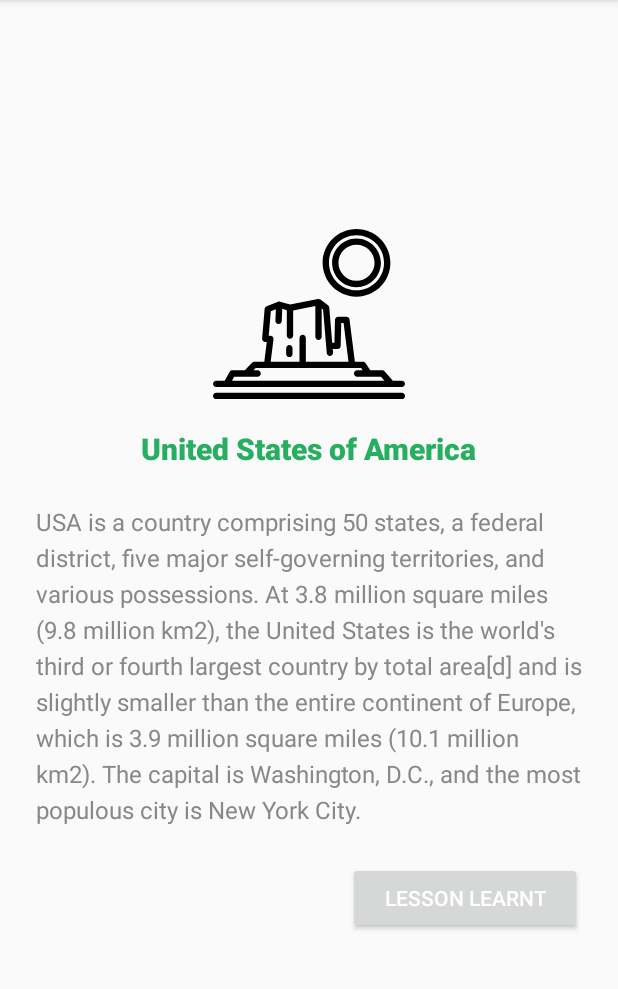
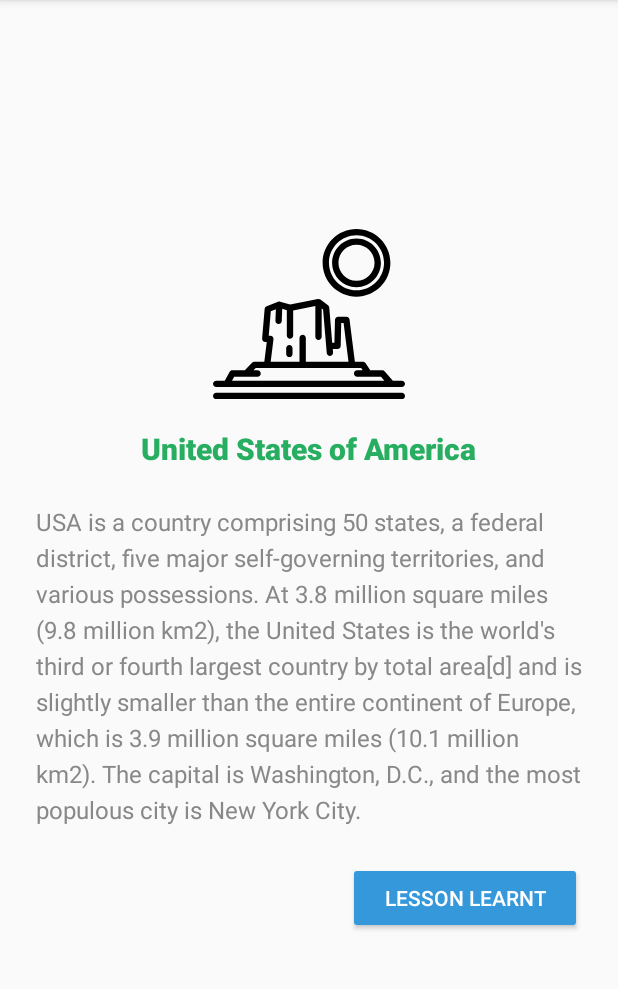
Before and after one commit to dwatherton/Android-Resources-Basics, an Android app: the screen it shows after launch (MainActivity), on a phone screen of 412 x 824 dp, the part 84-1073 px from its top. Run offline under Robolectric (Android 15) with nearby library versions, the phone set to English and light mode, and no system bars.

Commit message:
TODO 8: Uncommented the backgroundTint line after defining button_color resource.

```diff
--- a/app/src/main/res/values/styles.xml
+++ b/app/src/main/res/values/styles.xml
@@ -22,7 +22,7 @@
     <style name="AppTheme.Button" parent="TextAppearance.AppCompat.Button">
         <!-- TODO 7: Define button_color resource. Remember, the button will have a specific color for pressed state and another one for the rest -->
         <!-- TODO 8: Once defined, uncomment the following line -->
-        <!--item name="android:backgroundTint">@color/button_color</item-->
+        <item name="android:backgroundTint">@color/button_color</item>
         <item name="android:textColor">@android:color/white</item>
         <item name="android:paddingStart">@dimen/buttonPaddingStart</item>
         <item name="android:paddingEnd">@dimen/buttonPaddingEnd</item>
```
